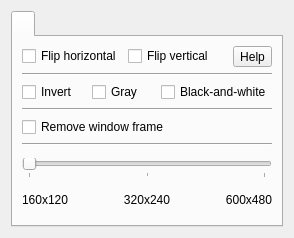
Old version of the form src/camera/camerasettingsdialog.ui in the repository vkohaupt/vokoscreenNG.
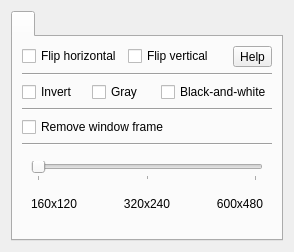
New version of the form.

Commit message: camera settingsdialog

The edit to the form file:
```diff
--- a/src/camera/camerasettingsdialog.ui
+++ b/src/camera/camerasettingsdialog.ui
@@ -7,7 +7,7 @@
     <x>0</x>
     <y>0</y>
     <width>294</width>
-    <height>238</height>
+    <height>252</height>
    </rect>
   </property>
   <property name="windowTitle">
@@ -117,53 +117,8 @@
         </widget>
        </item>
        <item>
-        <layout class="QGridLayout" name="gridLayout_10" rowstretch="0,0" columnstretch="0">
-         <property name="verticalSpacing">
-          <number>0</number>
-         </property>
-         <item row="1" column="0">
-          <layout class="QHBoxLayout" name="horizontalLayout_44">
-           <item>
-            <widget class="QLabel" name="label_24">
-             <property name="text">
-              <string>160x120</string>
-             </property>
-            </widget>
-           </item>
-           <item>
-            <widget class="QLabel" name="label_25">
-             <property name="text">
-              <string>320x240</string>
-             </property>
-             <property name="alignment">
-              <set>Qt::AlignCenter</set>
-             </property>
-            </widget>
-           </item>
-           <item>
-            <widget class="QLabel" name="label_26">
-             <property name="text">
-              <string>600x480</string>
-             </property>
-             <property name="alignment">
-              <set>Qt::AlignRight|Qt::AlignTrailing|Qt::AlignVCenter</set>
-             </property>
-            </widget>
-           </item>
-          </layout>
-         </item>
-         <item row="0" column="0">
-          <layout class="QHBoxLayout" name="horizontalLayout_45" stretch="0,1,0">
-           <item>
-            <widget class="QFrame" name="frame_5">
-             <property name="frameShape">
-              <enum>QFrame::StyledPanel</enum>
-             </property>
-             <property name="frameShadow">
-              <enum>QFrame::Raised</enum>
-             </property>
-            </widget>
-           </item>
+        <widget class="QWidget" name="widgetCameraWindowSize" native="true">
+         <layout class="QVBoxLayout" name="verticalLayout_3">
            <item>
             <widget class="QSlider" name="sliderCameraWindowSize">
              <property name="minimum">
@@ -190,18 +145,38 @@
             </widget>
            </item>
            <item>
-            <widget class="QFrame" name="frame_6">
-             <property name="frameShape">
-              <enum>QFrame::StyledPanel</enum>
-             </property>
-             <property name="frameShadow">
-              <enum>QFrame::Raised</enum>
-             </property>
-            </widget>
-           </item>
+           <layout class="QHBoxLayout" name="horizontalLayout_44">
+            <item>
+             <widget class="QLabel" name="label_24">
+              <property name="text">
+               <string>160x120</string>
+              </property>
+             </widget>
+            </item>
+            <item>
+             <widget class="QLabel" name="label_25">
+              <property name="text">
+               <string>320x240</string>
+              </property>
+              <property name="alignment">
+               <set>Qt::AlignCenter</set>
+              </property>
+             </widget>
+            </item>
+            <item>
+             <widget class="QLabel" name="label_26">
+              <property name="text">
+               <string>600x480</string>
+              </property>
+              <property name="alignment">
+               <set>Qt::AlignRight|Qt::AlignTrailing|Qt::AlignVCenter</set>
+              </property>
+             </widget>
+            </item>
           </layout>
          </item>
         </layout>
+        </widget>
        </item>
       </layout>
      </widget>
```
Lines whose indentation alone changed are shown as unchanged. The commit also changes 1 other file.
